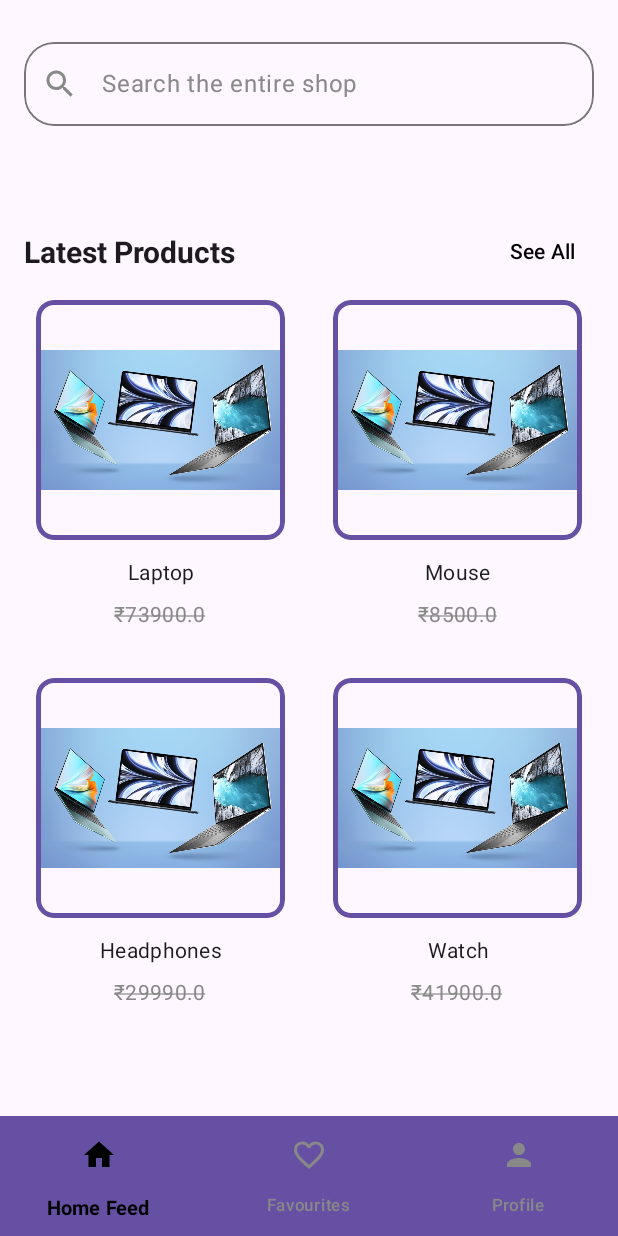
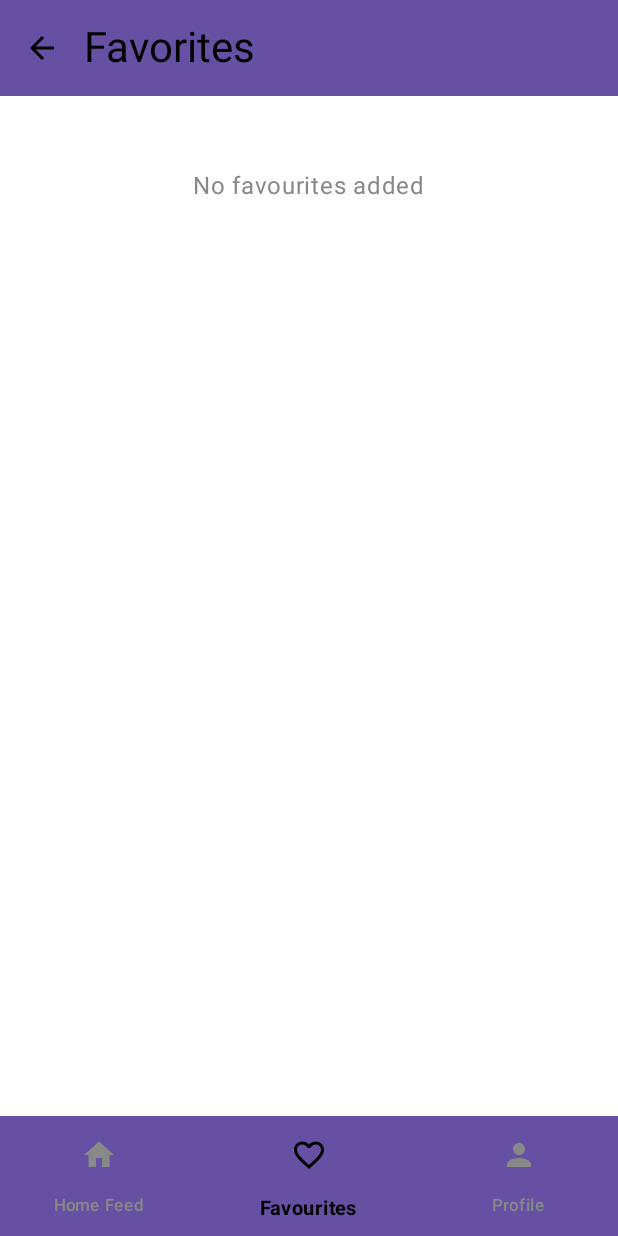
Before and after one commit to DheerajCapgemini/EcomProjectIRPApril, an Android app built with Jetpack Compose: the screen it shows after launch (MainActivity), item 2 of the bottom bar chosen, on a phone screen of 412 x 824 dp. Run offline under Robolectric (Android 15) with nearby library versions, the phone set to English and light mode, and no system bars; our stand-ins replace livedata-compose.

Commit message:
Commit IRP project Latest Changes

```diff
--- a/app/build.gradle.kts
+++ b/app/build.gradle.kts
@@ -71,7 +71,7 @@ dependencies {
     implementation("org.jetbrains.kotlinx:kotlinx-coroutines-core:1.7.3")
     implementation ("androidx.room:room-runtime:2.5.0")
 
-
+    implementation("io.coil-kt:coil-compose:2.0.0-rc01")
     implementation("com.squareup.okhttp3:logging-interceptor:4.12.0")
 
     implementation("com.squareup.retrofit2:retrofit:2.11.0")
--- a/app/src/main/java/com/demo/ecomirpapril/ProductViewModel.kt
+++ /dev/null
@@ -1,42 +0,0 @@
-package com.demo.ecomirpapril
-
-
-import androidx.lifecycle.LiveData
-import androidx.lifecycle.MutableLiveData
-import androidx.lifecycle.ViewModel
-import androidx.lifecycle.viewModelScope
-import com.demo.ecomirpapril.api.NetworkResponse
-import com.demo.ecomirpapril.api.RetrofitInstance
-import com.demo.ecomirpapril.model.Product
-import kotlinx.coroutines.launch
-
-class ProductViewModel : ViewModel() {
-
-    private val productsApi = RetrofitInstance.productsApi
-    private val _productsResult = MutableLiveData<NetworkResponse<Product>>()
-    val productResult : LiveData<NetworkResponse<Product>> = _productsResult
-    init {
-        getData()
-    }
-
-    fun getData(){
-        _productsResult.value = NetworkResponse.Loading
-        viewModelScope.launch {
-            try{
-                val response = productsApi.getProducts()
-                if(response.isSuccessful){
-                    response.body()?.let {
-                        _productsResult.value = NetworkResponse.Success(it)
-                    }
-                }else{
-                    _productsResult.value = NetworkResponse.Error("Failed to load data")
-                }
-            }
-            catch (e : Exception){
-                _productsResult.value = NetworkResponse.Error("Failed to load data")
-            }
-
-        }
-    }
-
-}
--- a/app/src/main/java/com/demo/ecomirpapril/api/ApiService.kt
+++ b/app/src/main/java/com/demo/ecomirpapril/api/ApiService.kt
@@ -8,5 +8,5 @@ import retrofit2.http.GET
 interface ApiService {
     @GET("products")
     suspend fun getProducts(
-    ) : Response<Product>
+    ) : Response<List<Product>>
 }
--- a/app/src/main/java/com/demo/ecomirpapril/api/NetworkResponse.kt
+++ b/app/src/main/java/com/demo/ecomirpapril/api/NetworkResponse.kt
@@ -6,3 +6,13 @@ sealed class NetworkResponse<out T> {
     data class Error(val message : String) : NetworkResponse<Nothing>()
     object Loading : NetworkResponse<Nothing>()
 }
+
+inline fun <reified T> NetworkResponse<T>.getOrEmpty(): T {
+    return when (this) {
+        is NetworkResponse.Success -> this.data
+        else -> when (T::class) {
+            List::class -> emptyList<Any>() as T
+            else -> throw IllegalStateException("No default empty value for ${T::class}")
+        }
+    }
+}
--- a/app/src/main/java/com/demo/ecomirpapril/model/Product.kt
+++ b/app/src/main/java/com/demo/ecomirpapril/model/Product.kt
@@ -2,7 +2,7 @@ package com.demo.ecomirpapril.model
 data class Product(
     val id: Int,
     val title: String,
-    val image: Int,
+    val image: String,
     val price: Double,
     val description: String,
 )
--- a/app/src/main/java/com/demo/ecomirpapril/navigation/AppNavHost.kt
+++ b/app/src/main/java/com/demo/ecomirpapril/navigation/AppNavHost.kt
@@ -9,6 +9,7 @@ import androidx.navigation.NavHostController
 import androidx.navigation.compose.NavHost
 import androidx.navigation.compose.composable
 import com.demo.ecomirpapril.ui.ProductViewModel
+import com.demo.ecomirpapril.ui.favourites.FavoritesScreen
 import com.demo.ecomirpapril.ui.sales.productscreen.ProductDetailScreen
 import com.demo.ecomirpapril.ui.home.HomeScreen
 import com.demo.ecomirpapril.ui.profile.ProfileScreen
@@ -35,15 +36,19 @@ fun AppNavHost(navController: NavHostController) {
                 FlashSaleScreen(productViewModel,navController = navController)
             }
 
+            composable("favourites_screen") {
+                FavoritesScreen(navController = navController)
+            }
+
             composable("profile_screen") {
                 ProfileScreen()
             }
-
 
             composable("productDetail/{productId}") { backStackEntry ->
                 val productId = backStackEntry.arguments?.getString("productId")?.toIntOrNull()
                 if (productId != null) {
                     ProductDetailScreen(
+                        productViewModel,
                         productId = productId,
                         navController = navController,
                     )
--- a/app/src/main/java/com/demo/ecomirpapril/ui/ProductViewModel.kt
+++ b/app/src/main/java/com/demo/ecomirpapril/ui/ProductViewModel.kt
@@ -7,14 +7,15 @@ import androidx.lifecycle.ViewModel
 import androidx.lifecycle.viewModelScope
 import com.demo.ecomirpapril.api.NetworkResponse
 import com.demo.ecomirpapril.api.RetrofitInstance
+import com.demo.ecomirpapril.api.getOrEmpty
 import com.demo.ecomirpapril.model.Product
 import kotlinx.coroutines.launch
 
 class ProductViewModel : ViewModel() {
 
     private val productsApi = RetrofitInstance.productsApi
-    private val _productsResult = MutableLiveData<NetworkResponse<Product>>()
-    val productResult : LiveData<NetworkResponse<Product>> = _productsResult
+    private val _productsResult = MutableLiveData<NetworkResponse<List<Product>>>()
+    val productResult : LiveData<NetworkResponse<List<Product>>> = _productsResult
     init {
         getData()
     }
@@ -39,4 +40,9 @@ class ProductViewModel : ViewModel() {
         }
     }
 
+    fun getProductById(id: Int): Product? {
+        val productList = productResult.value?.getOrEmpty() ?: emptyList()
+        return productList.find { it.id == id }
+    }
+
 }
--- /dev/null
+++ b/app/src/main/java/com/demo/ecomirpapril/ui/favourites/FavouriteScreen.kt
@@ -0,0 +1,64 @@
+package com.demo.ecomirpapril.ui.favourites
+
+import androidx.compose.foundation.layout.*
+import androidx.compose.material.icons.Icons
+import androidx.compose.material.icons.automirrored.filled.ArrowBack
+import androidx.compose.material3.ExperimentalMaterial3Api
+import androidx.compose.material3.Icon
+import androidx.compose.material3.IconButton
+import androidx.compose.material3.MaterialTheme
+import androidx.compose.material3.Scaffold
+import androidx.compose.material3.Text
+import androidx.compose.material3.TopAppBar
+import androidx.compose.material3.TopAppBarDefaults
+import androidx.compose.runtime.Composable
+import androidx.compose.ui.Alignment
+import androidx.compose.ui.Modifier
+import androidx.compose.ui.graphics.Color
+import androidx.compose.ui.unit.dp
+import androidx.navigation.NavHostController
+import com.demo.ecomirpapril.ui.theme.Purple40
+
+@OptIn(ExperimentalMaterial3Api::class)
+@Composable
+fun FavoritesScreen(
+    navController: NavHostController
+) {
+    Scaffold(
+        topBar = {
+            TopAppBar(
+                title = { Text("Favorites", style = MaterialTheme.typography.headlineMedium) },
+                navigationIcon = {
+                    IconButton(onClick = { navController.navigateUp() }) {
+                        Icon(
+                            imageVector = Icons.AutoMirrored.Filled.ArrowBack,
+                            contentDescription = "Back",
+                            tint = Color.Black
+                        )
+                    }
+                },
+                colors = TopAppBarDefaults.topAppBarColors(
+                    containerColor = Purple40,
+                    titleContentColor = Color.Black
+                )
+            )
+        },
+        containerColor = Color.White
+    ) { paddingValues ->
+        Column(
+            modifier = Modifier
+                .fillMaxSize()
+                .padding(paddingValues)
+                .padding(16.dp)
+        ) {
+            Text(
+                text = "No favourites added",
+                color = Color.Gray,
+                style = MaterialTheme.typography.bodyLarge,
+                modifier = Modifier
+                    .align(Alignment.CenterHorizontally)
+                    .padding(top = 32.dp)
+            )
+        }
+    }
+}
--- a/app/src/main/java/com/demo/ecomirpapril/ui/home/HomeScreen.kt
+++ b/app/src/main/java/com/demo/ecomirpapril/ui/home/HomeScreen.kt
@@ -1,8 +1,6 @@
 package com.demo.ecomirpapril.ui.home
 
-import androidx.compose.foundation.layout.Column
 import androidx.compose.foundation.layout.Spacer
-import androidx.compose.foundation.layout.fillMaxSize
 import androidx.compose.foundation.layout.height
 import androidx.compose.foundation.lazy.LazyColumn
 import androidx.compose.runtime.Composable
@@ -17,15 +15,13 @@ import com.demo.ecomirpapril.ui.sales.salesScreen.FlashSaleScreen
 @Composable
 fun HomeScreen(navController: NavHostController) {
     val productViewModel: ProductViewModel = viewModel()
-    LazyColumn {
+    LazyColumn{
         item {
-            Column(
-                modifier = Modifier.fillMaxSize()
-            ) {
-                DeliveryScreen(navController = navController)
-                Spacer(modifier = Modifier.height(16.dp))
-                FlashSaleScreen(productViewModel,navController = navController)
-            }
+            DeliveryScreen(navController=navController)
+            Spacer(modifier = Modifier.height(16.dp))
+        }
+        item {
+            FlashSaleScreen(productViewModel,navController=navController)
         }
     }
 
--- a/app/src/main/java/com/demo/ecomirpapril/ui/profile/ProfileScreen.kt
+++ b/app/src/main/java/com/demo/ecomirpapril/ui/profile/ProfileScreen.kt
@@ -30,6 +30,7 @@ import androidx.compose.material3.MaterialTheme
 import androidx.compose.material3.Text
 import androidx.compose.runtime.Composable
 import androidx.compose.runtime.getValue
+import androidx.compose.runtime.mutableIntStateOf
 import androidx.compose.runtime.mutableStateOf
 import androidx.compose.runtime.remember
 import androidx.compose.runtime.setValue
@@ -49,7 +50,7 @@ import com.demo.ecomirpapril.R
 fun ProfileScreen() {
     val PurpleColor = Color(0xFF6650a4) // Color theme
     val context = LocalContext.current
-    var profilePicture by remember { mutableStateOf(R.drawable.laptop) }
+    var profilePicture by remember { mutableIntStateOf(R.drawable.profile) }
     var username by remember { mutableStateOf("xyz") }
     var email by remember { mutableStateOf("dh@dh.com") }
 
--- a/app/src/main/java/com/demo/ecomirpapril/ui/sales/productscreen/ProductDetailScreen.kt
+++ b/app/src/main/java/com/demo/ecomirpapril/ui/sales/productscreen/ProductDetailScreen.kt
@@ -18,17 +18,19 @@ import androidx.compose.ui.graphics.Color
 import androidx.compose.ui.res.painterResource
 import androidx.compose.ui.unit.dp
 import androidx.navigation.NavController
+import com.demo.ecomirpapril.ui.ProductViewModel
 import com.demo.ecomirpapril.ui.theme.Purple40
-import com.demo.ecomirpapril.utils.Products
 
 @OptIn(ExperimentalMaterial3Api::class)
 @Composable
 fun ProductDetailScreen(
+    viewModel: ProductViewModel,
     productId: Int,
     navController: NavController,
 ) {
-    val product = Products.products.find { it.id == productId } ?: return
-
+    val productDetails = viewModel.getProductById(productId)
+    productDetails?.let {
+        product->
         Scaffold(
             containerColor = Color.White,
             topBar = {
@@ -65,3 +67,4 @@ fun ProductDetailScreen(
             }
         )
     }
+}
--- a/app/src/main/java/com/demo/ecomirpapril/ui/sales/productscreen/ProductImageSection.kt
+++ b/app/src/main/java/com/demo/ecomirpapril/ui/sales/productscreen/ProductImageSection.kt
@@ -11,8 +11,8 @@ import androidx.compose.runtime.Composable
 import androidx.compose.ui.Modifier
 import androidx.compose.ui.draw.clip
 import androidx.compose.ui.layout.ContentScale
-import androidx.compose.ui.res.painterResource
 import androidx.compose.ui.unit.dp
+import coil.compose.rememberAsyncImagePainter
 import com.demo.ecomirpapril.model.Product
 import com.demo.ecomirpapril.ui.theme.Purple40
 
@@ -29,11 +29,12 @@ fun ProductImageSection(product: Product) {
                 shape = RoundedCornerShape(16.dp)
             )
     ) {
+
         Image(
-            painter = painterResource(id = product.image),
-            contentDescription = product.title,
+            painter = rememberAsyncImagePainter(product.image),
+            contentDescription = null,
             modifier = Modifier.fillMaxSize(),
-            contentScale = ContentScale.Fit
+            contentScale = ContentScale.FillBounds
         )
     }
 }
--- a/app/src/main/java/com/demo/ecomirpapril/ui/sales/salesScreen/FlashSaleScreen.kt
+++ b/app/src/main/java/com/demo/ecomirpapril/ui/sales/salesScreen/FlashSaleScreen.kt
@@ -1,71 +1,36 @@
 package com.demo.ecomirpapril.ui.sales.salesScreen
 
-import androidx.compose.animation.animateContentSize
+import androidx.compose.foundation.lazy.grid.items
 import androidx.compose.foundation.layout.*
-import androidx.compose.material3.Text
-import androidx.compose.material3.TextButton
+import androidx.compose.foundation.lazy.grid.GridCells
+import androidx.compose.foundation.lazy.grid.LazyVerticalGrid
 import androidx.compose.runtime.*
 import androidx.compose.runtime.livedata.observeAsState
-import androidx.compose.ui.Alignment
 import androidx.compose.ui.Modifier
-import androidx.compose.ui.graphics.Color
-import androidx.compose.ui.text.font.FontWeight
 import androidx.compose.ui.unit.dp
-import androidx.compose.ui.unit.sp
 import androidx.navigation.NavHostController
+import com.demo.ecomirpapril.api.getOrEmpty
 import com.demo.ecomirpapril.ui.ProductViewModel
-import com.demo.ecomirpapril.utils.Products.products
 
 @Composable
-fun FlashSaleScreen(viewModel: ProductViewModel,navController: NavHostController) {
-    var showAll by remember { mutableStateOf(false) }
-    val productValue = viewModel.productResult.observeAsState()
-    println("Print value:${productValue.value.toString()}")
-
-    Column(
-        modifier = Modifier
-            .fillMaxWidth()
-            .padding(16.dp)
-    ) {
-        Row(
-            modifier = Modifier.fillMaxWidth(),
-            horizontalArrangement = Arrangement.SpaceBetween,
-            verticalAlignment = Alignment.CenterVertically
-        ) {
-            Text(
-                text = "Latest Products",
-                fontSize = 20.sp,
-                fontWeight = FontWeight.Bold
-            )
-            TextButton(onClick = { showAll = !showAll }) {
-                Text(text = if (showAll) "Show Less" else "See All", color = Color.Black)
-            }
-        }
-
-        val displayProducts = if (showAll) products else products.take(4)
-
-        Column(
+fun FlashSaleScreen(viewModel: ProductViewModel, navController: NavHostController) {
+    val productState by viewModel.productResult.observeAsState()
+    val productList = productState?.getOrEmpty() ?: emptyList()
+    Box(modifier = Modifier.fillMaxSize())
+    {
+        LazyVerticalGrid(
+            columns = GridCells.Fixed(2),
             modifier = Modifier
                 .fillMaxWidth()
-                .animateContentSize(),
-            verticalArrangement = Arrangement.spacedBy(16.dp)
+                .heightIn(max = 2000.dp),
+            contentPadding = PaddingValues(8.dp),
+            verticalArrangement = Arrangement.spacedBy(8.dp),
+            horizontalArrangement = Arrangement.spacedBy(8.dp)
         ) {
-            displayProducts.chunked(2).forEach { rowProducts ->
-                Row(
-                    modifier = Modifier.fillMaxWidth(),
-                    horizontalArrangement = Arrangement.spacedBy(16.dp)
-                ) {
-                    rowProducts.forEach { product ->
-                        Box(modifier = Modifier.weight(1f)) {
-                            ProductCard(product) {
-                                navController.navigate("productDetail/${product.id}")
-                            }
-                        }
-                    }
-
-                    if (rowProducts.size < 2) {
-                        Spacer(modifier = Modifier.weight(1f))
-                    }
+            items(productList) { product ->
+                ProductCard(product)
+                {
+                    navController.navigate(("productDetail/${product.id}"))
                 }
             }
         }
--- a/app/src/main/java/com/demo/ecomirpapril/ui/sales/salesScreen/ProductCard.kt
+++ b/app/src/main/java/com/demo/ecomirpapril/ui/sales/salesScreen/ProductCard.kt
@@ -15,16 +15,17 @@ import androidx.compose.ui.Alignment
 import androidx.compose.ui.Modifier
 import androidx.compose.ui.draw.clip
 import androidx.compose.ui.layout.ContentScale
-import androidx.compose.ui.res.painterResource
 import androidx.compose.ui.text.style.TextAlign
 import androidx.compose.ui.text.style.TextOverflow
 import androidx.compose.ui.unit.dp
+import coil.compose.rememberAsyncImagePainter
 import com.demo.ecomirpapril.model.Product
 import com.demo.ecomirpapril.ui.theme.Purple40
 
 @Composable
 fun ProductCard(product: Product, onClick: () -> Unit) {
     val interactionSource = remember { MutableInteractionSource() }
+    val painter =rememberAsyncImagePainter(model = product.image)
 
     Column(
         modifier = Modifier
@@ -38,7 +39,7 @@ fun ProductCard(product: Product, onClick: () -> Unit) {
         horizontalAlignment = Alignment.CenterHorizontally
     ) {
         Image(
-            painter = painterResource(product.image),
+            painter = painter,
             contentDescription = product.title,
             modifier = Modifier
                 .fillMaxWidth()
@@ -49,7 +50,7 @@ fun ProductCard(product: Product, onClick: () -> Unit) {
                     color = Purple40,
                     shape = RoundedCornerShape(12.dp)
                 ),
-            contentScale = ContentScale.Fit
+            contentScale = ContentScale.Crop
         )
 
         Spacer(modifier = Modifier.height(12.dp))
--- a/app/src/main/java/com/demo/ecomirpapril/ui/search/SearchBar.kt
+++ b/app/src/main/java/com/demo/ecomirpapril/ui/search/SearchBar.kt
@@ -8,7 +8,6 @@ import androidx.compose.material3.ExperimentalMaterial3Api
 import androidx.compose.material3.Icon
 import androidx.compose.material3.OutlinedTextField
 import androidx.compose.material3.Text
-import androidx.compose.material3.TextFieldDefaults
 import androidx.compose.runtime.Composable
 import androidx.compose.ui.Modifier
 import androidx.compose.ui.draw.clip
--- a/app/src/main/java/com/demo/ecomirpapril/utils/Products.kt
+++ /dev/null
@@ -1,53 +0,0 @@
-package com.demo.ecomirpapril.utils
-
-
-import com.demo.ecomirpapril.R
-import com.demo.ecomirpapril.model.Product
-
-
-object Products {
-    val products = listOf(
-        Product(
-            id = 1,
-            title = "Laptop",
-            image = R.drawable.laptop,
-            price = 73900.0,
-            description = "i am using the laptop",
-        ),
-        Product(
-            id = 2,
-            title = "Mouse",
-            image = R.drawable.laptop,
-            price = 8500.0,
-            description = "i am using the Mouse",
-        ),
-        Product(
-            id = 3,
-            title = "Headphones",
-            image = R.drawable.laptop,
-            price = 29990.0,
-            description = "Tab",
-        ),
-        Product(
-            id = 4,
-            title = "Watch",
-            image = R.drawable.laptop,
-            price = 41900.0,
-            description = "Track your fitness,Tablet.",
-        ),
-        Product(
-            id = 5,
-            title = "Samsung Galaxy Tab S9",
-            image = R.drawable.laptop,
-            price = 85000.0,
-            description = "A powerful tablet",
-        ),
-        Product(
-            id = 6,
-            title = "Logitech MX Master 3S Mouse",
-            image = R.drawable.laptop,
-            price = 10999.0,
-            description = "Designed for precision",
-        )
-    )
-}
--- /dev/null
+++ b/app/src/main/res/drawable/profile.xml
@@ -0,0 +1,9 @@
+<vector xmlns:android="http://schemas.android.com/apk/res/android"
+    android:width="512dp"
+    android:height="512dp"
+    android:viewportWidth="512"
+    android:viewportHeight="512">
+  <path
+      android:fillColor="#FF000000"
+      android:pathData="M256,73.82a182.18,182.18 0,1 0,182.18 182.18A182.18,182.18 0,0 0,256 73.82ZM256,145.66a55.05,55.05 0,1 1,-55.05 55.05A55.05,55.05 0,0 1,256 145.66ZM256.52,354.38L175.67,354.38c0,-54.25 29.52,-73.57 48.88,-90.91a65.68,65.68 0,0 0,62.89 0c19.36,17.33 48.88,36.65 48.88,90.91Z"/>
+</vector>
```
Also changed, not shown: app/src/main/res/drawable/laptop.jpg (deleted). Lines whose indentation alone changed are shown as unchanged.
